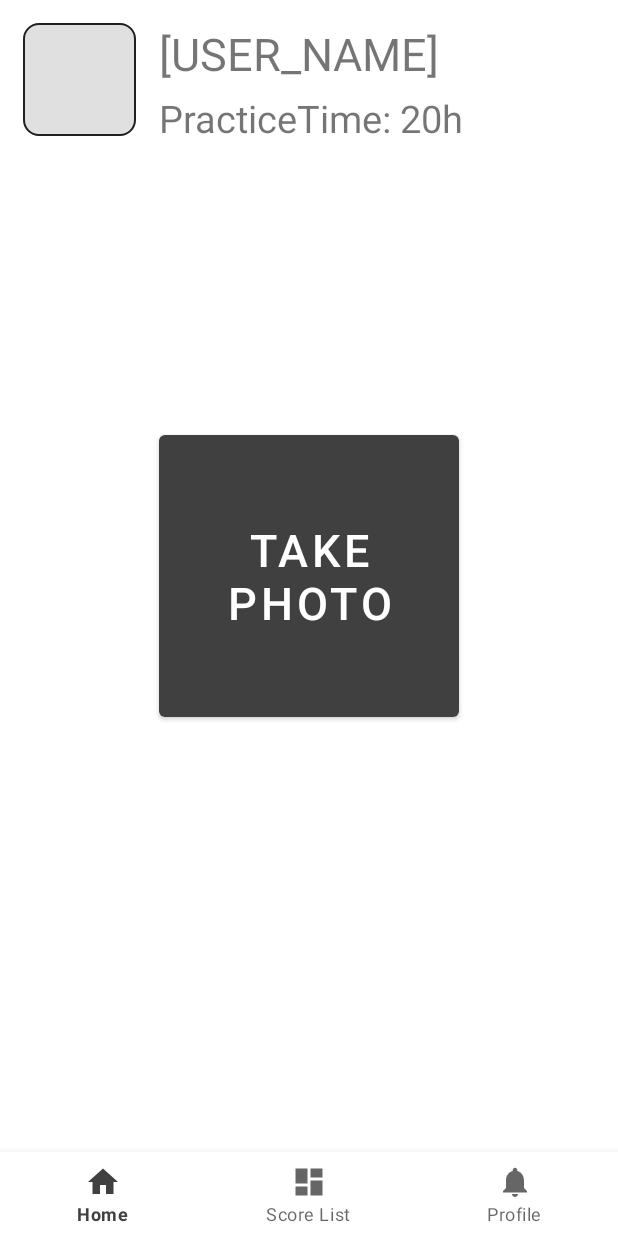
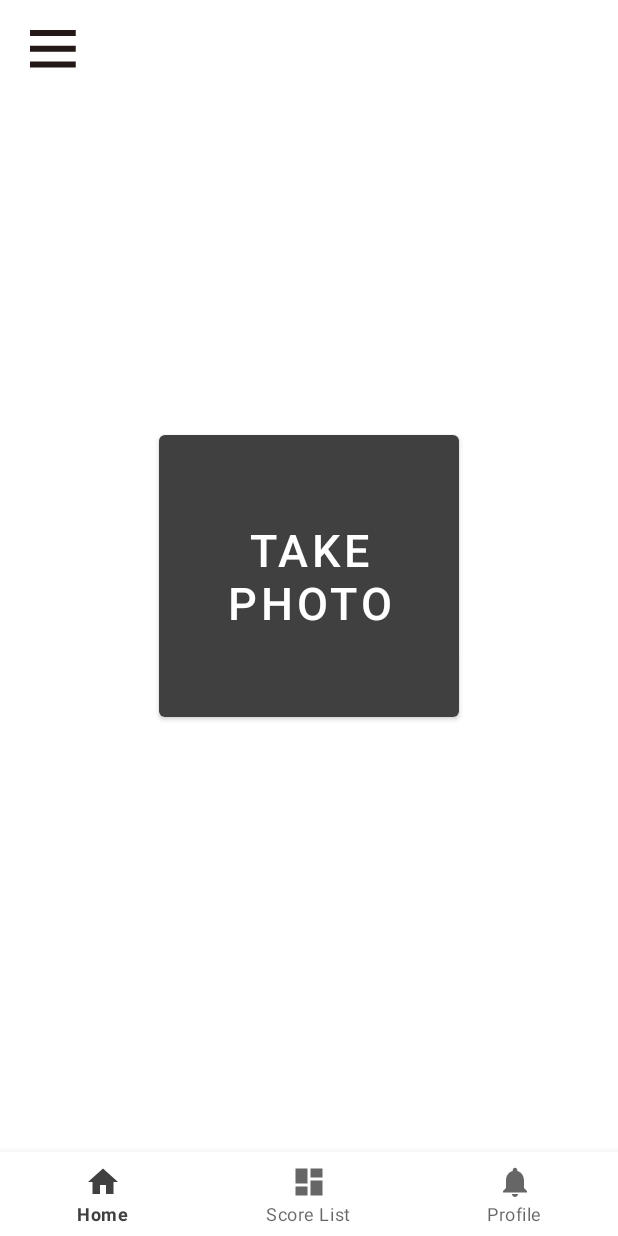
Before and after one commit to SWC-Painist/APP, an Android app: the screen it shows after launch (MainActivity), on a phone screen of 412 x 824 dp. Run offline under Robolectric (Android 15) with nearby library versions, the phone set to English and light mode, and no system bars; our stand-ins replace navigation-ui.

Commit message:
Add Menu Button in MainFragment

```diff
--- a/app/src/main/java/com/app/painist/MainActivity.java
+++ b/app/src/main/java/com/app/painist/MainActivity.java
@@ -51,25 +51,11 @@ public class MainActivity extends AppCompatActivity {
     private AppBarConfiguration mAppBarConfiguration;
     private String[] tabNames = {"Histories", "Favorites", "Recommends"};
     private ArrayList<Fragment> fragments = new ArrayList<>();
-    private void initFragment() {
-//        FragmentManager manager = getFragmentManager();
-//        FragmentTransaction transaction = manager.beginTransaction();
-//
-//        HomeFragment homeFragment = new HomeFragment();
-//        ScorelistFragment scorelistFragment = new ScorelistFragment();
-//        transaction.add(R.id.main_fragment, homeFragment);
-//        transaction.commit();
 
-    }
-
-//    @RequiresApi(api = Build.VERSION_CODES.LOLLIPOP)
     @RequiresApi(api = Build.VERSION_CODES.M)
     @Override
     protected void onCreate(Bundle savedInstanceState) {
         super.onCreate(savedInstanceState);
-
-//        initFragment();
-
 
         setContentView(R.layout.activity_main);
 
--- a/app/src/main/java/com/app/painist/ui/home/HomeFragment.java
+++ b/app/src/main/java/com/app/painist/ui/home/HomeFragment.java
@@ -1,13 +1,16 @@
 package com.app.painist.ui.home;
 
 import android.os.Bundle;
+import android.view.Gravity;
 import android.view.LayoutInflater;
 import android.view.View;
 import android.view.ViewGroup;
+import android.widget.ImageView;
 import android.widget.TextView;
 
 import androidx.annotation.NonNull;
 import androidx.annotation.Nullable;
+import androidx.drawerlayout.widget.DrawerLayout;
 import androidx.fragment.app.Fragment;
 import androidx.lifecycle.Observer;
 import androidx.lifecycle.ViewModelProvider;
@@ -25,4 +28,19 @@ public class HomeFragment extends Fragment {
         View root = inflater.inflate(R.layout.fragment_home, container, false);
         return root;
     }
+
+    @Override
+    public void onActivityCreated(@Nullable Bundle savedInstanceState) {
+        super.onActivityCreated(savedInstanceState);
+
+        // Button To Open Left-Navigation Menu
+        ImageView imageView = getActivity().findViewById(R.id.menu_button);
+        imageView.setOnClickListener(new View.OnClickListener() {
+            @Override
+            public void onClick(View v) {
+                DrawerLayout drawerLayout = getActivity().findViewById(R.id.drawer_layout);
+                drawerLayout.openDrawer(Gravity.LEFT);
+            }
+        });
+    }
 }
--- a/app/src/main/res/layout/fragment_home.xml
+++ b/app/src/main/res/layout/fragment_home.xml
@@ -10,57 +10,14 @@
     <LinearLayout
         android:layout_width="match_parent"
         android:layout_height="wrap_content"
-        android:layout_alignParentTop="true"
-        android:orientation="horizontal"
-        android:padding="15dp">
-
+        android:orientation="vertical">
         <ImageView
-            android:layout_width="75dp"
-            android:layout_height="75dp"
-            android:background="@drawable/rounded_retangle">
-
-        </ImageView>
-        <LinearLayout
-            android:layout_width="0dp"
-            android:layout_height="match_parent"
-            android:layout_weight="1"
-            android:orientation="vertical"
-            android:layout_marginStart="15dp"
-            android:layout_marginLeft="15dp">
-            <TextView
-                android:layout_width="wrap_content"
-                android:layout_height="wrap_content"
-                android:layout_marginBottom="5dp"
-                android:text="[USER_NAME]"
-                android:textSize="30sp">
-            </TextView>
-            <TextView
-                android:layout_width="wrap_content"
-                android:layout_height="wrap_content"
-                android:text="PracticeTime: 20h"
-                android:textSize="25sp">
-            </TextView>
-        </LinearLayout>
-
+            android:id="@+id/menu_button"
+            android:layout_width="wrap_content"
+            android:layout_height="wrap_content"
+            android:layout_margin="20dp"
+            android:background="@mipmap/menu" />
     </LinearLayout>
-
-
-<!--    <com.google.android.material.appbar.AppBarLayout-->
-<!--        android:layout_width="match_parent"-->
-<!--        android:layout_height="wrap_content"-->
-<!--        android:theme="@style/Theme.Painist.AppBarOverlay">-->
-
-<!--        <androidx.appcompat.widget.Toolbar-->
-<!--            android:id="@+id/toolbar"-->
-<!--            android:layout_width="match_parent"-->
-<!--            android:layout_height="?attr/actionBarSize"-->
-<!--            android:background="?attr/colorPrimary"-->
-<!--            android:gravity="center_horizontal"-->
-<!--            android:textAlignment="center"-->
-<!--            app:title="MAIN FRAGMENT"-->
-<!--            app:popupTheme="@style/Theme.Painist.PopupOverlay"/>-->
-
-<!--    </com.google.android.material.appbar.AppBarLayout>-->
 
     <LinearLayout
         android:layout_width="match_parent"
```
Also changed, not shown: app/src/main/res/mipmap-hdpi/menu.png (added), app/src/main/res/mipmap-hdpi/menu_selected.png (added), app/src/main/res/mipmap-mdpi/menu.png (added), app/src/main/res/mipmap-mdpi/menu_selected.png (added), app/src/main/res/mipmap-xhdpi/menu.png (added), app/src/main/res/mipmap-xhdpi/menu_selected.png (added), app/src/main/res/mipmap-xxhdpi/menu.png (added), app/src/main/res/mipmap-xxhdpi/menu_selected.png (added), app/src/main/res/mipmap-xxxhdpi/menu.png (added), app/src/main/res/mipmap-xxxhdpi/menu_selected.png (added).
